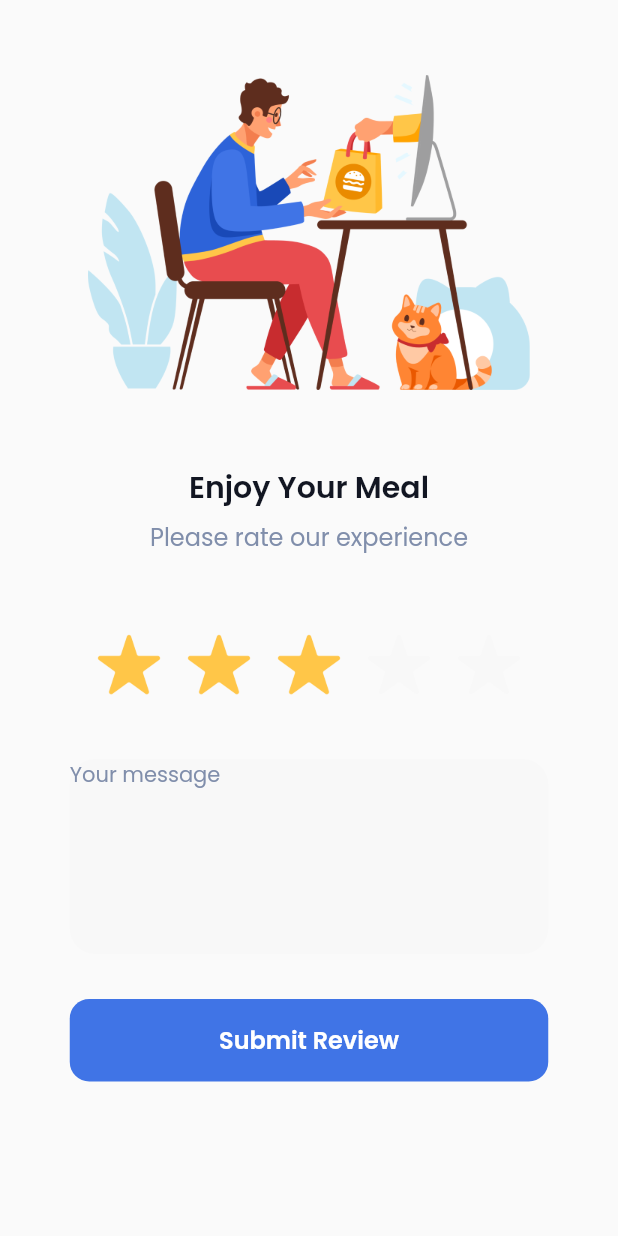
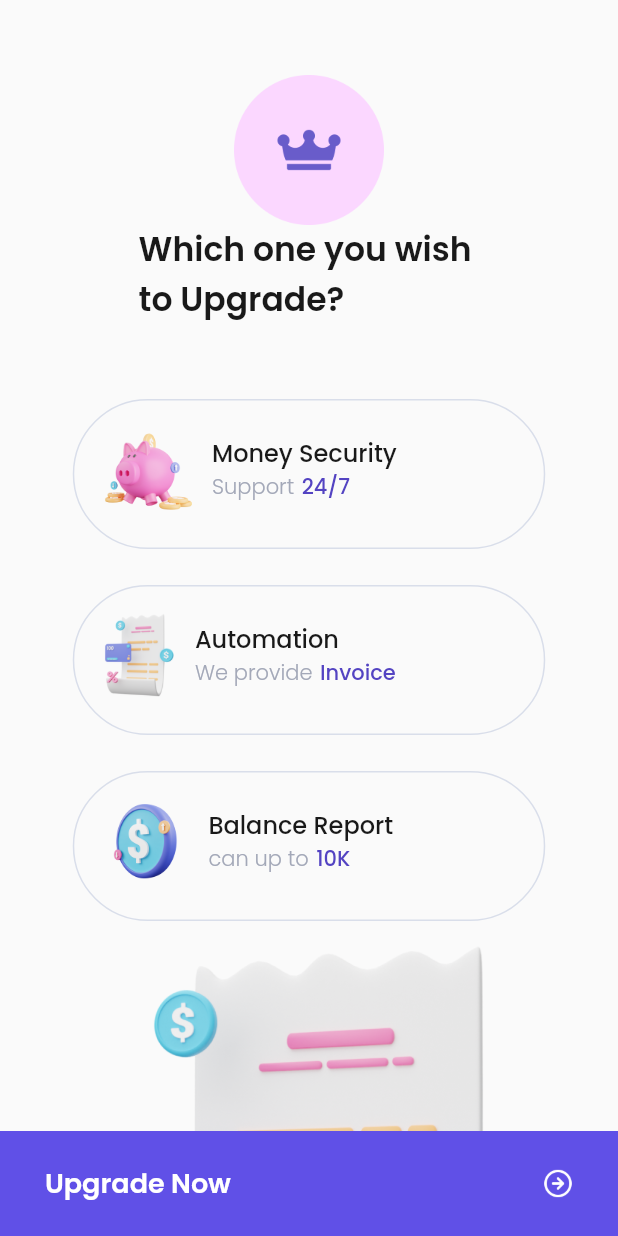
Before and after one commit to khoir-roni/SevenDaysChallange, a Flutter app: the screen it shows after launch, on a phone screen of 412 x 824 dp. Run offline on Flutter 3.47's test engine with Material 2 defaults, Android fonts, the light colour scheme and no system bars; our stand-ins replace google_fonts.

Commit message:
light Pricing  screen

```diff
--- a/lib/designSystem/Thames.dart
+++ b/lib/designSystem/Thames.dart
@@ -72,3 +72,31 @@ TextStyle RateTextStyle = GoogleFonts.poppins(
   fontSize: 16,
   fontWeight: FontWeight.w600,
 );
+TextStyle WhichTextStyle = GoogleFonts.poppins(
+  color: Color(0xFF191919),
+  fontSize: 22,
+  fontWeight: FontWeight.w600,
+);
+
+TextStyle TitleTextStyle = GoogleFonts.poppins(
+  color: Color(0xFF191919),
+  fontSize: 16,
+  fontWeight: FontWeight.w500,
+);
+
+TextStyle SubTitleTextStyle = GoogleFonts.poppins(
+  color: Color(0xFFA3A8B8),
+  fontSize: 14,
+  fontWeight: FontWeight.w300,
+);
+
+TextStyle PurpleSubTitleTextStyle = GoogleFonts.poppins(
+  color: Color(0xFF5343C2),
+  fontSize: 14,
+  fontWeight: FontWeight.w500,
+);
+TextStyle UpgradeTextStyle = GoogleFonts.poppins(
+  color: Color(0xFFFFFFFF),
+  fontSize: 18,
+  fontWeight: FontWeight.w600,
+);
--- a/lib/main.dart
+++ b/lib/main.dart
@@ -3,6 +3,7 @@ import 'package:seven_day/pages/empty_state.dart';
 import 'package:seven_day/pages/first_splast.dart';
 import 'package:seven_day/pages/fist_singin.dart';
 import 'package:seven_day/pages/get_started_page.dart';
+import 'package:seven_day/pages/pricing_screen.dart';
 import 'package:seven_day/pages/rating_screen.dart';
 import 'package:seven_day/pages/second_splash.dart';
 import 'package:seven_day/pages/v2_empty_state.dart';
@@ -19,7 +20,7 @@ class SevenDays extends StatelessWidget {
     return MaterialApp(
       debugShowCheckedModeBanner: false,
       title: 'Flutter Demo',
-      home: LightRatingScreen(),
+      home: PricingScreen(),
     );
   }
 }
--- /dev/null
+++ b/lib/pages/pricing_screen.dart
@@ -0,0 +1,188 @@
+import 'package:flutter/material.dart';
+import 'package:seven_day/designSystem/Thames.dart';
+
+class PricingScreen extends StatefulWidget {
+  @override
+  State<PricingScreen> createState() => _PricingScreenState();
+}
+
+class _PricingScreenState extends State<PricingScreen> {
+  int selectedIndex = -1;
+  Widget header() {
+    return Column(
+      children: [
+        Image.asset(
+          'assets/cronw.png',
+          height: 100,
+        ),
+        Text(
+          'Which one you wish \nto Upgrade?',
+          style: WhichTextStyle,
+        ),
+      ],
+    );
+  }
+
+  Widget checkLish(
+    int index,
+    String imageUrl,
+    String title,
+    String subTitle,
+    String subSubTitle,
+  ) {
+    return GestureDetector(
+      onTap: () {
+        setState(() {
+          selectedIndex = index;
+        });
+      },
+      child: Container(
+        height: 100,
+        width: 315,
+        decoration: BoxDecoration(
+            borderRadius: BorderRadius.circular(50),
+            border: Border.all(
+              color: selectedIndex == index
+                  ? Color(0xff6050E7)
+                  : Color(0xffD9DEEA),
+            )),
+        child: Padding(
+          padding: const EdgeInsets.only(
+            top: 16,
+            left: 17,
+            bottom: 23,
+            right: 27,
+          ),
+          child: Row(
+            mainAxisAlignment: MainAxisAlignment.spaceBetween,
+            children: [
+              Image.asset(
+                imageUrl,
+              ),
+              Padding(
+                padding: const EdgeInsets.only(
+                  left: 7,
+                ),
+                child: Column(
+                  mainAxisAlignment: MainAxisAlignment.center,
+                  crossAxisAlignment: CrossAxisAlignment.start,
+                  children: [
+                    Text(
+                      title,
+                      style: TitleTextStyle,
+                    ),
+                    Row(
+                      children: [
+                        Text(
+                          subTitle,
+                          style: SubTitleTextStyle,
+                        ),
+                        SizedBox(
+                          width: 5,
+                        ),
+                        Text(
+                          subSubTitle,
+                          style: PurpleSubTitleTextStyle,
+                        )
+                      ],
+                    ),
+                  ],
+                ),
+              ),
+              Padding(
+                padding: const EdgeInsets.only(
+                  top: 0,
+                  left: 41,
+                ),
+                child: selectedIndex == index
+                    ? Image.asset(
+                        'assets/icon_check_purple.png',
+                        width: 26,
+                      )
+                    : SizedBox(
+                        width: 26,
+                      ),
+              )
+            ],
+          ),
+        ),
+      ),
+    );
+  }
+
+  Widget buttomBar() {
+    return Container(
+        height: 70,
+        width: MediaQuery.of(context).size.width,
+        decoration: BoxDecoration(
+          color: Color(0xff6050E7),
+        ),
+        child: Padding(
+          padding: const EdgeInsets.only(
+            left: 30,
+            right: 30,
+          ),
+          child: Row(
+            mainAxisAlignment: MainAxisAlignment.spaceBetween,
+            children: [
+              Text(
+                'Upgrade Now',
+                style: UpgradeTextStyle,
+              ),
+              Image.asset(
+                'assets/arrow_right.png',
+                height: 20,
+              ),
+            ],
+          ),
+        ));
+  }
+
+  @override
+  Widget build(BuildContext context) {
+    return Scaffold(
+      body: SingleChildScrollView(
+        child: Padding(
+          padding: const EdgeInsets.only(top: 50, left: 30, right: 30),
+          child: Column(
+            children: [
+              header(),
+              SizedBox(
+                height: 50,
+              ),
+              checkLish(
+                1,
+                'assets/pig_icon.png',
+                'Money Security',
+                'Support',
+                '24/7',
+              ),
+              SizedBox(
+                height: 24,
+              ),
+              checkLish(
+                2,
+                'assets/list.png',
+                'Automation',
+                'We provide',
+                'Invoice',
+              ),
+              SizedBox(
+                height: 24,
+              ),
+              checkLish(
+                3,
+                'assets/dollar_icon.png',
+                'Balance Report',
+                'can up to',
+                '10K',
+              ),
+              Image.asset('assets/list.png'),
+            ],
+          ),
+        ),
+      ),
+      bottomNavigationBar: buttomBar(),
+    );
+  }
+}
```
Also changed, not shown: assets/Ilustration_icon.png (added), assets/arrow_right.png (added), assets/btn_arrow.png (added), assets/cronw.png (added), assets/dollar_icon.png (added), assets/icon_check.png (added), assets/icon_check_purple.png (added), assets/pig_icon.png (added).
